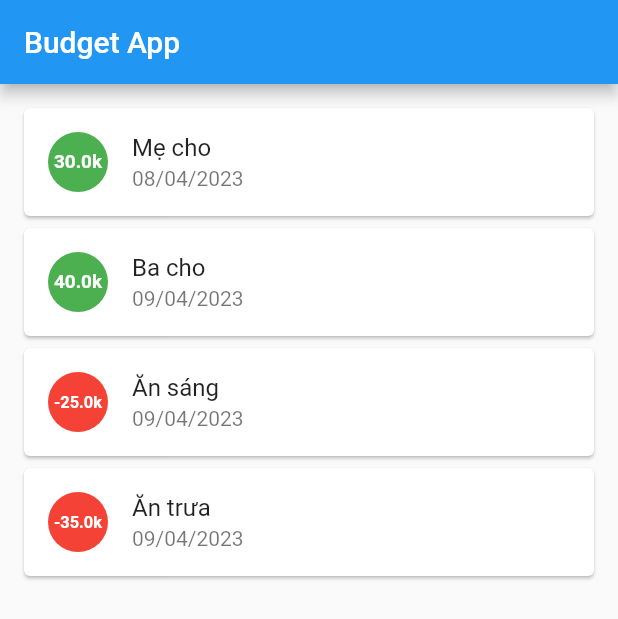
After one commit to clb-khoa-hoc-ki-thuat/training_flutter_budget_app, a Flutter app: the screen it shows after launch, on a phone screen of 412 x 824 dp. The commit adds this screen. Shown: the top 619 px of the screen. Run offline on Flutter 3.47's test engine with Material 2 defaults, Android fonts, the phone set to English and light mode, and no system bars.

Commit message:
Create files

```diff
--- a/lib/main.dart
+++ b/lib/main.dart
@@ -1,26 +1,12 @@
 import 'package:flutter/material.dart';
+import 'package:training_flutter_budget_app/transaction_list_screen.dart';
 
 void main() {
   runApp(MyApp());
 }
 
-class Transaction {
-  String description;
-  double amount;
-  String date;
-
-  Transaction(this.description, this.amount, this.date);
-}
-
 class MyApp extends StatelessWidget {
   MyApp({super.key});
-
-  var transactionList = [
-    Transaction('Mẹ cho', 30, '08/04/2023'),
-    Transaction('Ba cho', 40, '09/04/2023'),
-    Transaction('Ăn sáng', -25, '09/04/2023'),
-    Transaction('Ăn trưa', -35, '09/04/2023'),
-  ];
 
   @override
   Widget build(BuildContext context) {
@@ -29,43 +15,7 @@ class MyApp extends StatelessWidget {
       theme: ThemeData(
         primarySwatch: Colors.blue,
       ),
-      home: Scaffold(
-        appBar: AppBar(
-          title: Text('Budget App'),
-        ),
-        body: Container(
-          padding: EdgeInsets.all(12),
-          child: Column(
-            children: transactionList
-                .map(
-                  (transaction) => Card(
-                    child: ListTile(
-                      leading: CircleAvatar(
-                        backgroundColor: (transaction.amount > 0)
-                            ? Colors.green
-                            : Colors.red,
-                        child: Container(
-                          padding: EdgeInsets.all(4),
-                          child: FittedBox(
-                            child: Text(
-                              '${transaction.amount}k',
-                              style: TextStyle(
-                                color: Colors.white,
-                                fontWeight: FontWeight.w600,
-                              ),
-                            ),
-                          ),
-                        ),
-                      ),
-                      title: Text(transaction.description),
-                      subtitle: Text(transaction.date),
-                    ),
-                  ),
-                )
-                .toList(),
-          ),
-        ),
-      ),
+      home: TransactionListScreen(),
     );
   }
 }
--- /dev/null
+++ b/lib/transaction.dart
@@ -0,0 +1,7 @@
+class Transaction {
+  String description;
+  double amount;
+  String date;
+
+  Transaction(this.description, this.amount, this.date);
+}
--- /dev/null
+++ b/lib/transaction_list_screen.dart
@@ -0,0 +1,55 @@
+import 'package:flutter/material.dart';
+import 'package:flutter/src/widgets/framework.dart';
+import 'package:flutter/src/widgets/placeholder.dart';
+import 'package:training_flutter_budget_app/transaction.dart';
+
+class TransactionListScreen extends StatelessWidget {
+  TransactionListScreen({super.key});
+
+  var transactionList = [
+    Transaction('Mẹ cho', 30, '08/04/2023'),
+    Transaction('Ba cho', 40, '09/04/2023'),
+    Transaction('Ăn sáng', -25, '09/04/2023'),
+    Transaction('Ăn trưa', -35, '09/04/2023'),
+  ];
+
+  @override
+  Widget build(BuildContext context) {
+    return Scaffold(
+      appBar: AppBar(
+        title: Text('Budget App'),
+      ),
+      body: Container(
+        padding: EdgeInsets.all(12),
+        child: Column(
+          children: transactionList
+              .map(
+                (transaction) => Card(
+                  child: ListTile(
+                    leading: CircleAvatar(
+                      backgroundColor:
+                          (transaction.amount > 0) ? Colors.green : Colors.red,
+                      child: Container(
+                        padding: EdgeInsets.all(4),
+                        child: FittedBox(
+                          child: Text(
+                            '${transaction.amount}k',
+                            style: TextStyle(
+                              color: Colors.white,
+                              fontWeight: FontWeight.w600,
+                            ),
+                          ),
+                        ),
+                      ),
+                    ),
+                    title: Text(transaction.description),
+                    subtitle: Text(transaction.date),
+                  ),
+                ),
+              )
+              .toList(),
+        ),
+      ),
+    );
+  }
+}
```
Also changed, not shown: lib/transaction_creating_screen.dart (added, +17 -0 lines).
